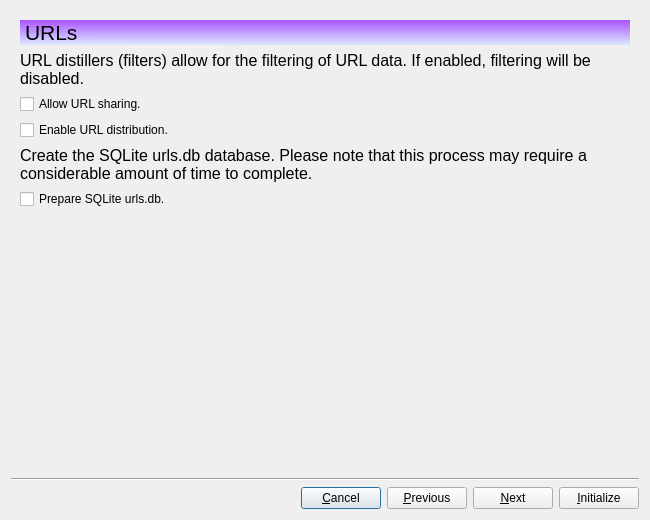
This is branches/trunk/UI/spot-on-wizard.ui in textbrowser/spot-on as Qt 5 draws it before an edit. The edited form follows.
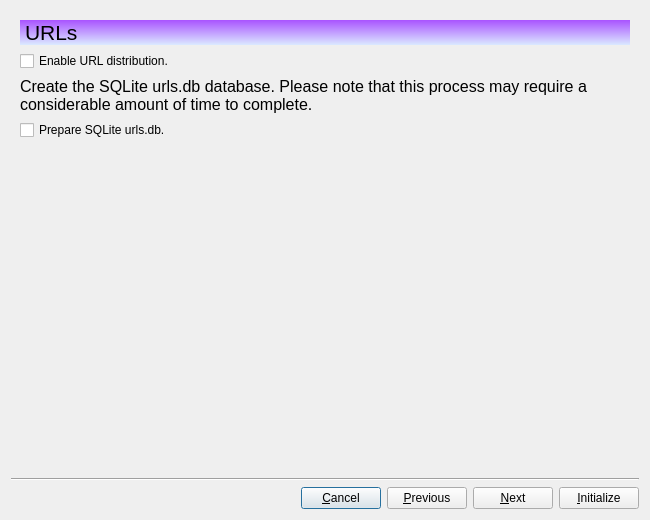
This is the edited form. The open tabs and pages were chosen to show the change. Icons and pictures are not drawn.

Commit message: Removed a widget.

Diff of the .ui file:
```diff
--- a/branches/trunk/UI/spot-on-wizard.ui
+++ b/branches/trunk/UI/spot-on-wizard.ui
@@ -503,28 +503,6 @@
          </layout>
         </widget>
        </item>
-       <item>
-        <widget class="QLabel" name="label_16">
-         <property name="font">
-          <font>
-           <pointsize>12</pointsize>
-          </font>
-         </property>
-         <property name="text">
-          <string>URL distillers (filters) allow for the filtering of URL data. If enabled, filtering will be disabled.</string>
-         </property>
-         <property name="wordWrap">
-          <bool>true</bool>
-         </property>
-        </widget>
-       </item>
-       <item>
-        <widget class="QCheckBox" name="allow_url_sharing">
-         <property name="text">
-          <string>Allow URL sharing.</string>
-         </property>
-        </widget>
-       </item>
        <item>
         <widget class="QCheckBox" name="enable_url_distribution">
          <property name="text">
```
Left out of the diff: 1 changed line with no effect on the pictures. The commit also changes 1 other file.
